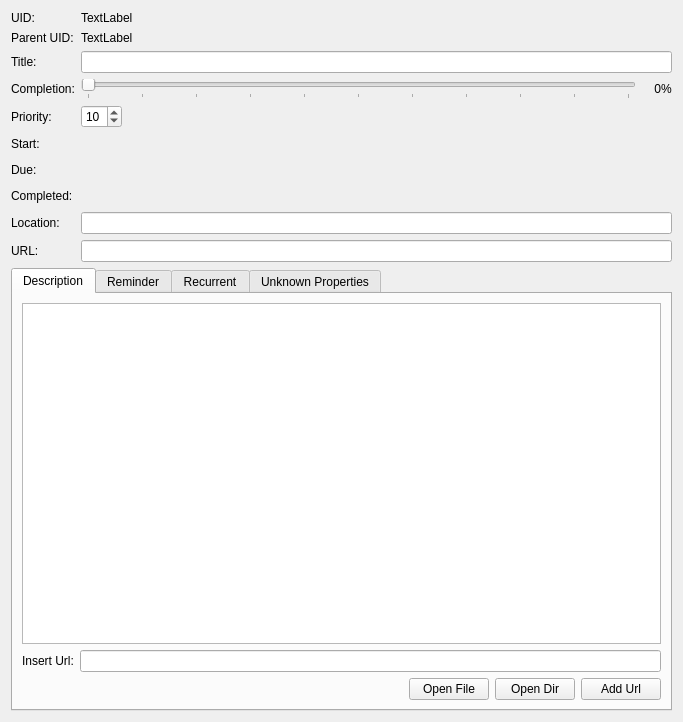
Before: the Qt Designer form src/hanlendar/ui/widget/tododetails.ui in anetczuk/hanlendar, drawn with Qt 5.
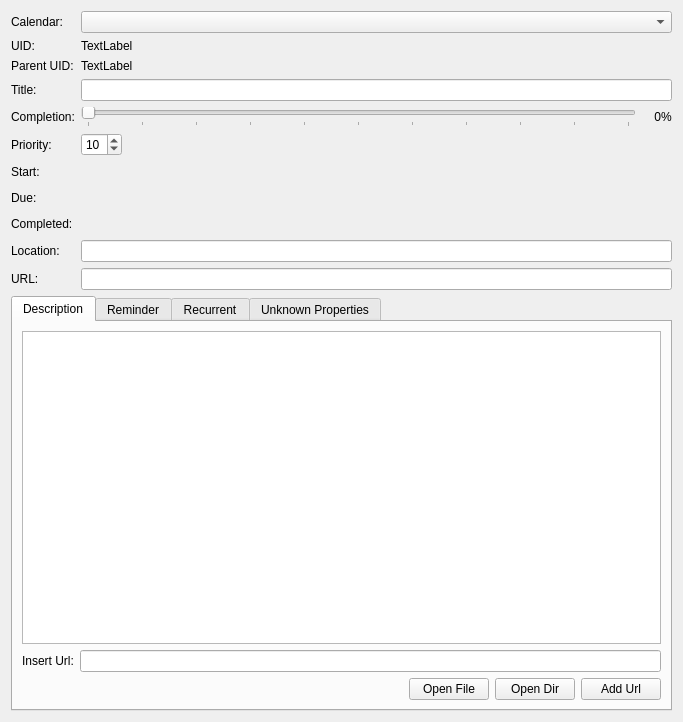
After: the same form once the commit is applied. Custom widgets are drawn as their Qt base class.

Commit message: Handle multiple calendars

The edit to the form file:
```diff
--- a/src/hanlendar/ui/widget/tododetails.ui
+++ b/src/hanlendar/ui/widget/tododetails.ui
@@ -16,52 +16,52 @@
   <layout class="QVBoxLayout" name="verticalLayout">
    <item>
     <layout class="QFormLayout" name="formLayout">
-     <item row="0" column="0">
+     <item row="1" column="0">
       <widget class="QLabel" name="label_9">
        <property name="text">
         <string>UID:</string>
        </property>
       </widget>
      </item>
-     <item row="0" column="1">
+     <item row="1" column="1">
       <widget class="QLabel" name="uidText">
        <property name="text">
         <string>TextLabel</string>
        </property>
       </widget>
      </item>
-     <item row="1" column="0">
+     <item row="2" column="0">
       <widget class="QLabel" name="label_10">
        <property name="text">
         <string>Parent UID:</string>
        </property>
       </widget>
      </item>
-     <item row="1" column="1">
+     <item row="2" column="1">
       <widget class="QLabel" name="parentUidText">
        <property name="text">
         <string>TextLabel</string>
        </property>
       </widget>
      </item>
-     <item row="2" column="0">
+     <item row="3" column="0">
       <widget class="QLabel" name="label">
        <property name="text">
         <string>Title:</string>
        </property>
       </widget>
      </item>
-     <item row="2" column="1">
+     <item row="3" column="1">
       <widget class="QLineEdit" name="titleEdit"/>
      </item>
-     <item row="3" column="0">
+     <item row="4" column="0">
       <widget class="QLabel" name="label_2">
        <property name="text">
         <string>Completion:</string>
        </property>
       </widget>
      </item>
-     <item row="3" column="1">
+     <item row="4" column="1">
       <layout class="QHBoxLayout" name="horizontalLayout_2">
        <property name="spacing">
         <number>0</number>
@@ -113,14 +113,14 @@
        </item>
       </layout>
      </item>
-     <item row="4" column="0">
+     <item row="5" column="0">
       <widget class="QLabel" name="label_3">
        <property name="text">
         <string>Priority:</string>
        </property>
       </widget>
      </item>
-     <item row="4" column="1">
+     <item row="5" column="1">
       <layout class="QHBoxLayout" name="horizontalLayout">
        <item>
         <widget class="QSpinBox" name="priorityBox">
@@ -144,14 +144,14 @@
        </item>
       </layout>
      </item>
-     <item row="5" column="0">
+     <item row="6" column="0">
       <widget class="QLabel" name="label_15">
        <property name="text">
         <string>Start:</string>
        </property>
       </widget>
      </item>
-     <item row="5" column="1">
+     <item row="6" column="1">
       <layout class="QHBoxLayout" name="horizontalLayout_7">
        <item>
         <widget class="DateTimeModeWidget" name="startDateTime" native="true">
@@ -178,14 +178,14 @@
        </item>
       </layout>
      </item>
-     <item row="6" column="0">
+     <item row="7" column="0">
       <widget class="QLabel" name="label_16">
        <property name="text">
         <string>Due:</string>
        </property>
       </widget>
      </item>
-     <item row="6" column="1">
+     <item row="7" column="1">
       <layout class="QHBoxLayout" name="horizontalLayout_8">
        <item>
         <widget class="DateTimeModeWidget" name="dueDateTime" native="true">
@@ -212,14 +212,14 @@
        </item>
       </layout>
      </item>
-     <item row="7" column="0">
+     <item row="8" column="0">
       <widget class="QLabel" name="label_4">
        <property name="text">
         <string>Completed:</string>
        </property>
       </widget>
      </item>
-     <item row="7" column="1">
+     <item row="8" column="1">
       <layout class="QHBoxLayout" name="horizontalLayout_4">
        <item>
         <widget class="DateTimeModeWidget" name="completedDateTime" native="true">
@@ -246,26 +246,36 @@
        </item>
       </layout>
      </item>
-     <item row="8" column="0">
+     <item row="9" column="0">
       <widget class="QLabel" name="label_5">
        <property name="text">
         <string>Location:</string>
        </property>
       </widget>
      </item>
-     <item row="8" column="1">
-      <widget class="QLineEdit" name="locationEdit"/>
-     </item>
      <item row="9" column="1">
+      <widget class="QLineEdit" name="locationEdit"/>
+     </item>
+     <item row="10" column="1">
       <widget class="QLineEdit" name="urlEdit"/>
      </item>
-     <item row="9" column="0">
+     <item row="10" column="0">
       <widget class="QLabel" name="label_8">
        <property name="text">
         <string>URL:</string>
        </property>
       </widget>
      </item>
+     <item row="0" column="0">
+      <widget class="QLabel" name="label_11">
+       <property name="text">
+        <string>Calendar:</string>
+       </property>
+      </widget>
+     </item>
+     <item row="0" column="1">
+      <widget class="QComboBox" name="calendarCB"/>
+     </item>
     </layout>
    </item>
    <item>
```
The commit also changes 18 other files.
